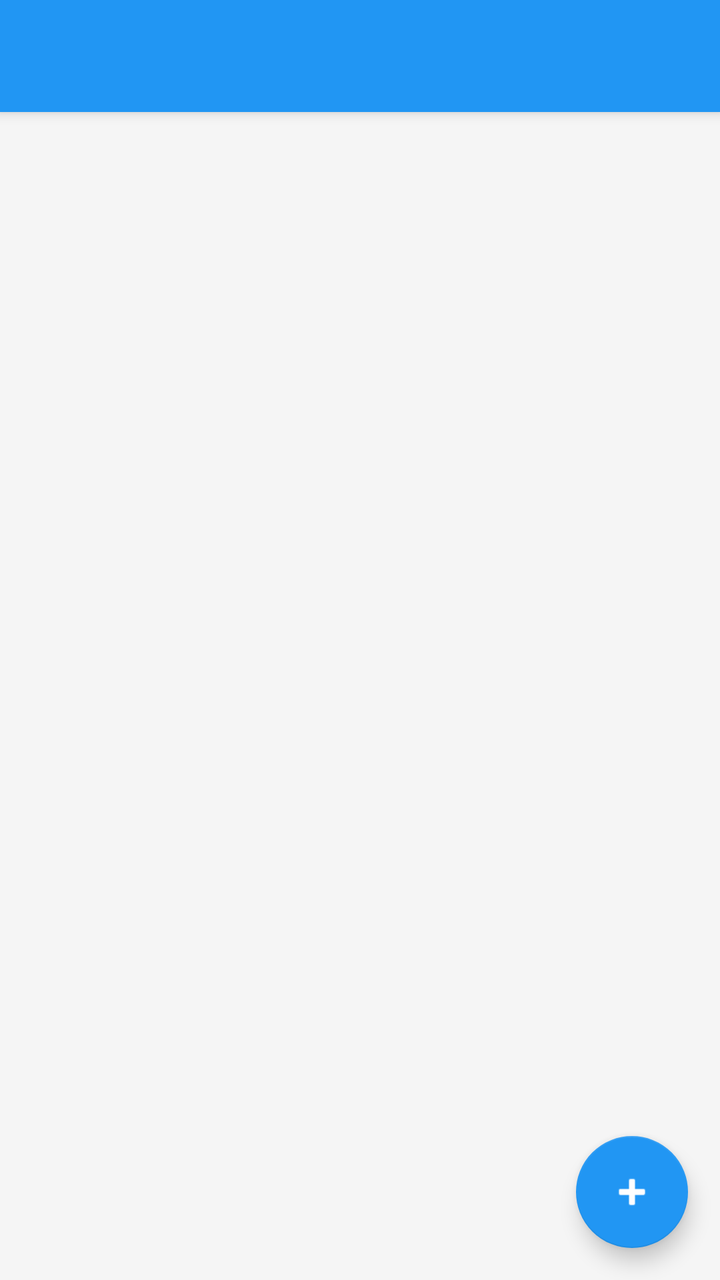
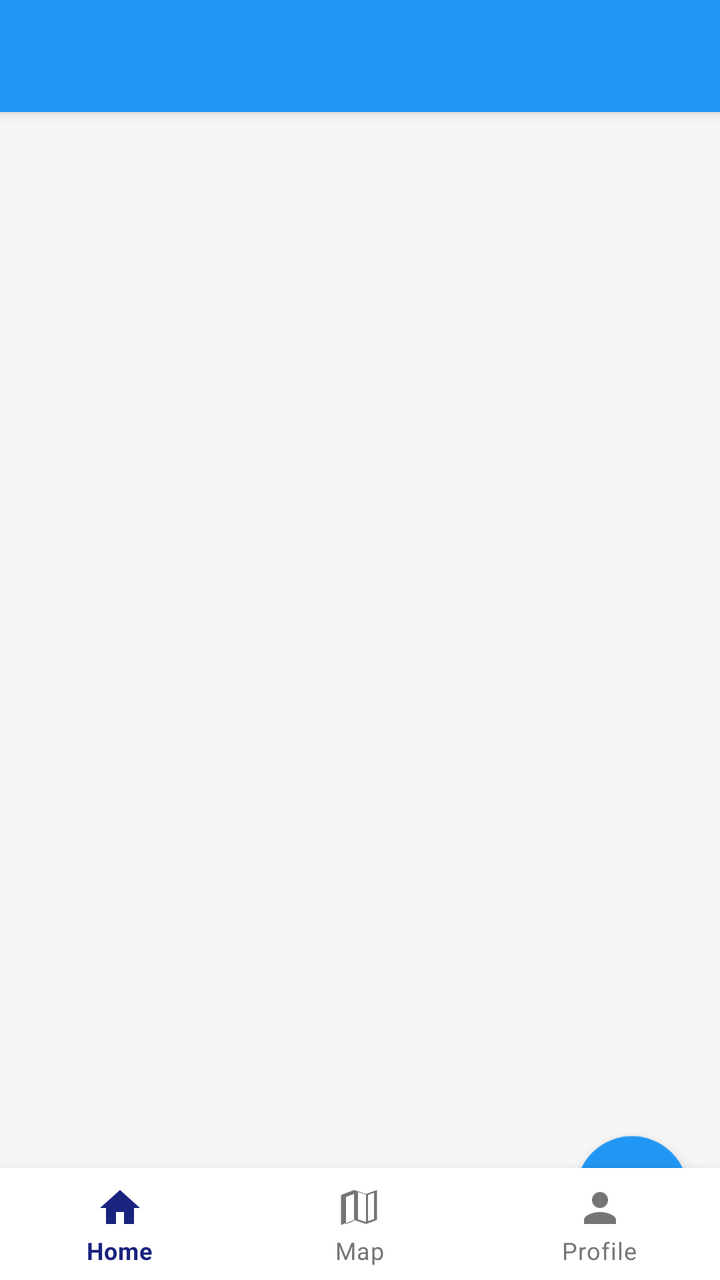

The first picture is an Android layout as it rendered before a commit; the second is the same layout after the commit. The layout source and the unified diff follow.
<!-- AndroidManifest.xml: application theme AppTheme -->
<!-- res/layout/activity_main.xml -->
<?xml version="1.0" encoding="utf-8"?>
<androidx.coordinatorlayout.widget.CoordinatorLayout
    xmlns:android="http://schemas.android.com/apk/res/android"
    xmlns:app="http://schemas.android.com/apk/res-auto"
    xmlns:tools="http://schemas.android.com/tools"
    android:layout_width="match_parent"
    android:layout_height="match_parent"
    tools:context=".activities.MainActivity">

    
    <com.google.android.material.appbar.AppBarLayout
        android:id="@+id/appBarLayout"
        android:layout_width="match_parent"
        android:layout_height="wrap_content"
        android:elevation="4dp"
        app:elevation="4dp">

        <androidx.appcompat.widget.Toolbar
            android:id="@+id/toolbar"
            android:layout_width="match_parent"
            android:layout_height="?attr/actionBarSize"
            android:background="@color/colorPrimary"
            app:titleTextColor="@android:color/white"
            app:layout_scrollFlags="scroll|enterAlways" />

    </com.google.android.material.appbar.AppBarLayout>

    
    <androidx.core.widget.NestedScrollView
        android:layout_width="match_parent"
        android:layout_height="match_parent"
        app:layout_behavior="@string/appbar_scrolling_view_behavior"
        android:fillViewport="true">

        <FrameLayout
            android:layout_width="match_parent"
            android:layout_height="match_parent">

            
            <androidx.recyclerview.widget.RecyclerView
                android:id="@+id/rvPlaces"
                android:layout_width="match_parent"
                android:layout_height="match_parent"
                android:clipToPadding="false"
                android:paddingBottom="80dp"
                tools:listitem="@layout/item_place" />

            
            <LinearLayout
                android:id="@+id/layoutEmpty"
                android:layout_width="match_parent"
                android:layout_height="match_parent"
                android:gravity="center"
                android:orientation="vertical"
                android:visibility="gone"
                android:padding="32dp">

                <ImageView
                    android:layout_width="120dp"
                    android:layout_height="120dp"
                    android:src="@android:drawable/ic_menu_mapmode"
                    android:alpha="0.4" />

                <TextView
                    android:layout_width="wrap_content"
                    android:layout_height="wrap_content"
                    android:layout_marginTop="16dp"
                    android:text="No favorite places yet!"
                    android:textSize="20sp"
                    android:textStyle="bold"
                    android:textColor="@color/textSecondary" />

                <TextView
                    android:layout_width="wrap_content"
                    android:layout_height="wrap_content"
                    android:layout_marginTop="8dp"
                    android:text="Tap the + button to add your first place."
                    android:textSize="14sp"
                    android:textColor="@color/textSecondary"
                    android:gravity="center" />

            </LinearLayout>

        </FrameLayout>

    </androidx.core.widget.NestedScrollView>

    
    <com.google.android.material.floatingactionbutton.FloatingActionButton
        android:id="@+id/fabAddPlace"
        android:layout_width="wrap_content"
        android:layout_height="wrap_content"
        android:layout_gravity="bottom|end"
        android:layout_margin="16dp"
        android:contentDescription="Add new place"
        android:src="@android:drawable/ic_input_add"
        app:backgroundTint="@color/colorPrimary"
        app:tint="@android:color/white" />

</androidx.coordinatorlayout.widget.CoordinatorLayout>
<!-- res/layout/item_place.xml (included above) -->
<?xml version="1.0" encoding="utf-8"?>
<com.google.android.material.card.MaterialCardView
    xmlns:android="http://schemas.android.com/apk/res/android"
    xmlns:app="http://schemas.android.com/apk/res-auto"
    android:layout_width="match_parent"
    android:layout_height="wrap_content"
    android:layout_marginHorizontal="12dp"
    android:layout_marginVertical="6dp"
    app:cardCornerRadius="12dp"
    app:cardElevation="3dp">

    <LinearLayout
        android:layout_width="match_parent"
        android:layout_height="wrap_content"
        android:orientation="horizontal"
        android:padding="12dp"
        android:gravity="center_vertical">

        
        <ImageView
            android:id="@+id/ivPlaceThumbnail"
            android:layout_width="72dp"
            android:layout_height="72dp"
            android:scaleType="centerCrop"
            android:background="@drawable/bg_image_placeholder"
            android:contentDescription="Place thumbnail" />

        
        <LinearLayout
            android:layout_width="0dp"
            android:layout_height="wrap_content"
            android:layout_weight="1"
            android:orientation="vertical"
            android:paddingStart="12dp"
            android:paddingEnd="8dp">

            <TextView
                android:id="@+id/tvPlaceTitle"
                android:layout_width="wrap_content"
                android:layout_height="wrap_content"
                android:textSize="17sp"
                android:textStyle="bold"
                android:textColor="@color/textPrimary"
                android:maxLines="1"
                android:ellipsize="end"
                android:text="Place Title" />

            <TextView
                android:id="@+id/tvPlaceAddress"
                android:layout_width="wrap_content"
                android:layout_height="wrap_content"
                android:layout_marginTop="4dp"
                android:textSize="13sp"
                android:textColor="@color/textSecondary"
                android:maxLines="2"
                android:ellipsize="end"
                android:text="Address or coordinates" />

        </LinearLayout>

        
        <ImageView
            android:layout_width="24dp"
            android:layout_height="24dp"
            android:src="@android:drawable/arrow_down_float"
            android:rotation="-90"
            android:alpha="0.4"
            android:contentDescription="Navigate" />

    </LinearLayout>

</com.google.android.material.card.MaterialCardView>
<!-- resources referenced by this layout -->
<resources>
  <color name="colorPrimary">#2196F3</color>
  <color name="textPrimary">#212121</color>
  <color name="textSecondary">#757575</color>
  <!-- drawable bg_image_placeholder (drawable) -->
  <?xml version="1.0" encoding="utf-8"?>
  <shape xmlns:android="http://schemas.android.com/apk/res/android"
      android:shape="rectangle">
      <solid android:color="@color/imagePlaceholderBg" />
      <corners android:radius="8dp" />
  </shape>
  <style name="AppTheme" parent="Theme.MaterialComponents.Light.NoActionBar">
          <item name="colorPrimary">@color/colorPrimary</item>
          <item name="colorPrimaryDark">@color/colorPrimaryDark</item>
          <item name="colorAccent">@color/colorAccent</item>
          <item name="android:windowBackground">@color/backgroundColor</item>
      </style>
  <color name="imagePlaceholderBg">#EEEEEE</color>
  <color name="colorPrimaryDark">#1565C0</color>
  <color name="colorAccent">#FF6F00</color>
  <color name="backgroundColor">#F5F5F5</color>
</resources>

<!-- the commit's change to res/layout/activity_main.xml (unified diff, before → after) -->
@@ -30,6 +30,8 @@
         android:layout_width="match_parent"
         android:layout_height="match_parent"
         app:layout_behavior="@string/appbar_scrolling_view_behavior"
+        android:paddingBottom="72dp"
+        android:clipToPadding="false"
         android:fillViewport="true">
 
         <FrameLayout
@@ -42,7 +44,6 @@
                 android:layout_width="match_parent"
                 android:layout_height="match_parent"
                 android:clipToPadding="false"
-                android:paddingBottom="80dp"
                 tools:listitem="@layout/item_place" />
 
             
@@ -86,12 +87,25 @@
     </androidx.core.widget.NestedScrollView>
 
     
+    <com.google.android.material.bottomnavigation.BottomNavigationView
+        android:id="@+id/bottomNav"
+        android:layout_width="match_parent"
+        android:layout_height="wrap_content"
+        android:layout_gravity="bottom"
+        android:background="@color/surfaceWhite"
+        app:menu="@menu/bottom_nav_menu"
+        app:itemIconTint="@color/bottom_nav_item_colors"
+        app:itemTextColor="@color/bottom_nav_item_colors"
+        app:labelVisibilityMode="labeled" />
+
+    
     <com.google.android.material.floatingactionbutton.FloatingActionButton
         android:id="@+id/fabAddPlace"
         android:layout_width="wrap_content"
         android:layout_height="wrap_content"
         android:layout_gravity="bottom|end"
         android:layout_margin="16dp"
+        android:layout_marginBottom="88dp"
         android:contentDescription="Add new place"
         android:src="@android:drawable/ic_input_add"
         app:backgroundTint="@color/colorPrimary"
<!-- resource entries referenced after the edit -->
@@ -1,6 +1,7 @@
 <!-- resources referenced by this layout -->
 <resources>
   <color name="colorPrimary">#2196F3</color>
+  <color name="surfaceWhite">#FFFFFF</color>
   <color name="textPrimary">#212121</color>
   <color name="textSecondary">#757575</color>
   <!-- drawable bg_image_placeholder (drawable) -->
